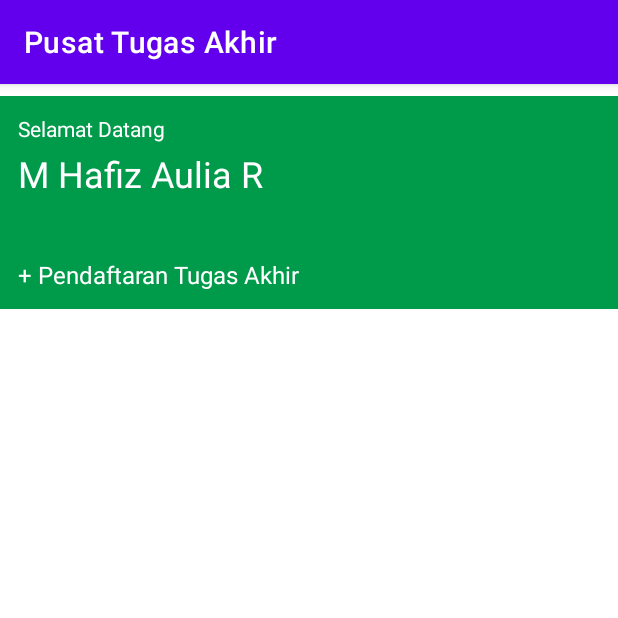
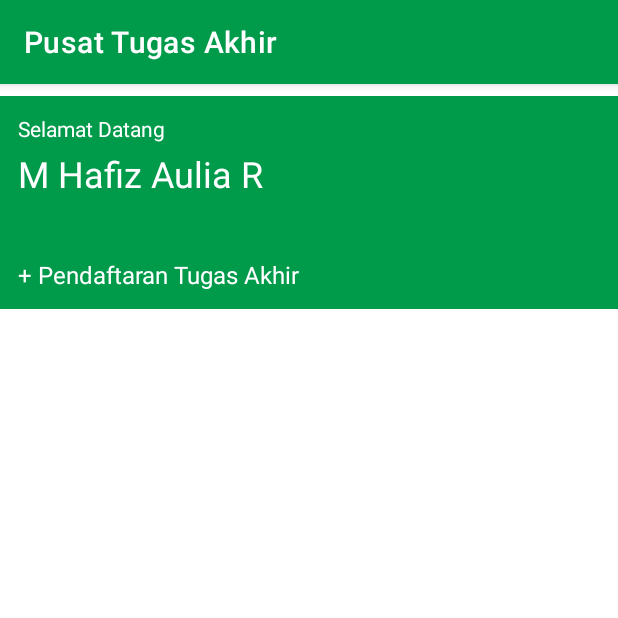
Before and after one commit to Fairenn/PTB_B_KEL_9, an Android app: the fragment HomeHeaderFragment shown on its own in the app's theme, on a phone screen of 412 x 824 dp, the top half of it. Run offline under Robolectric (Android 15) with nearby library versions, the phone set to English and light mode, and no system bars.

Commit message:
apis update 6

```diff
--- a/app/src/main/java/com/pusattugasakhir/HomeFragment.java
+++ b/app/src/main/java/com/pusattugasakhir/HomeFragment.java
@@ -56,12 +56,14 @@ public class HomeFragment extends Fragment {
             mParam1 = getArguments().getString(ARG_PARAM1);
             mParam2 = getArguments().getString(ARG_PARAM2);
         }
+
     }
 
     @Override
     public View onCreateView(LayoutInflater inflater, ViewGroup container,
                              Bundle savedInstanceState) {
         // Inflate the layout for this fragment
+
         return inflater.inflate(R.layout.fragment_home, container, false);
     }
 }
--- a/app/src/main/java/com/pusattugasakhir/MainActivity.java
+++ b/app/src/main/java/com/pusattugasakhir/MainActivity.java
@@ -1,6 +1,7 @@
 package com.pusattugasakhir;
 
 import androidx.annotation.NonNull;
+import androidx.appcompat.app.ActionBar;
 import androidx.appcompat.app.AppCompatActivity;
 import androidx.fragment.app.Fragment;
 
@@ -22,6 +23,8 @@ public class MainActivity extends AppCompatActivity {
         setContentView(R.layout.activity_main);
 
         bottomNavigation = findViewById(R.id.bottom_navigation);
+        //getSupportActionBar().setDisplayOptions(ActionBar.DISPLAY_SHOW_CUSTOM);
+        //getSupportActionBar().setCustomView(R.layout.toolbar_title_layout);
 
         getSupportFragmentManager().beginTransaction().replace(R.id.fragment_container, new HomeFragment() ).commit();
 
--- a/app/src/main/res/layout/fragment_home_header.xml
+++ b/app/src/main/res/layout/fragment_home_header.xml
@@ -39,8 +39,8 @@
                 android:layout_marginTop="4dp"
                 android:text="@string/nama_mahasiswa"
                 android:textColor="@color/white"
-                android:textSize="24sp"
-                tools:text="@tools:sample/full_names" />
+                android:textSize="24sp"/>
+                //tools:text="@tools:sample/full_names" />
 
             <TextView
                 android:id="@+id/tv_ta"
--- a/app/src/main/res/values/colors.xml
+++ b/app/src/main/res/values/colors.xml
@@ -1,6 +1,6 @@
 <?xml version="1.0" encoding="utf-8"?>
 <resources>
-    <color name="purple_200">#FFBB86FC</color>
+    <color name="purple_200">#009A4B</color>
     <color name="purple_500">#FF6200EE</color>
     <color name="purple_700">#FF3700B3</color>
     <color name="teal_200">#FF03DAC5</color>
--- a/app/src/main/res/values/themes.xml
+++ b/app/src/main/res/values/themes.xml
@@ -2,8 +2,8 @@
     <!-- Base application theme. -->
     <style name="Theme.PusatTugasAkhir" parent="Theme.MaterialComponents.DayNight.DarkActionBar">
         <!-- Primary brand color. -->
-        <item name="colorPrimary">@color/purple_500</item>
-        <item name="colorPrimaryVariant">@color/purple_700</item>
+        <item name="colorPrimary">@color/purple_200</item>
+        <item name="colorPrimaryVariant">@color/black</item>
         <item name="colorOnPrimary">@color/white</item>
         <!-- Secondary brand color. -->
         <item name="colorSecondary">@color/teal_200</item>
```
Also changed, not shown: app/src/main/res/layout/toolbar_title_layout.xml (added, +16 -0 lines).
